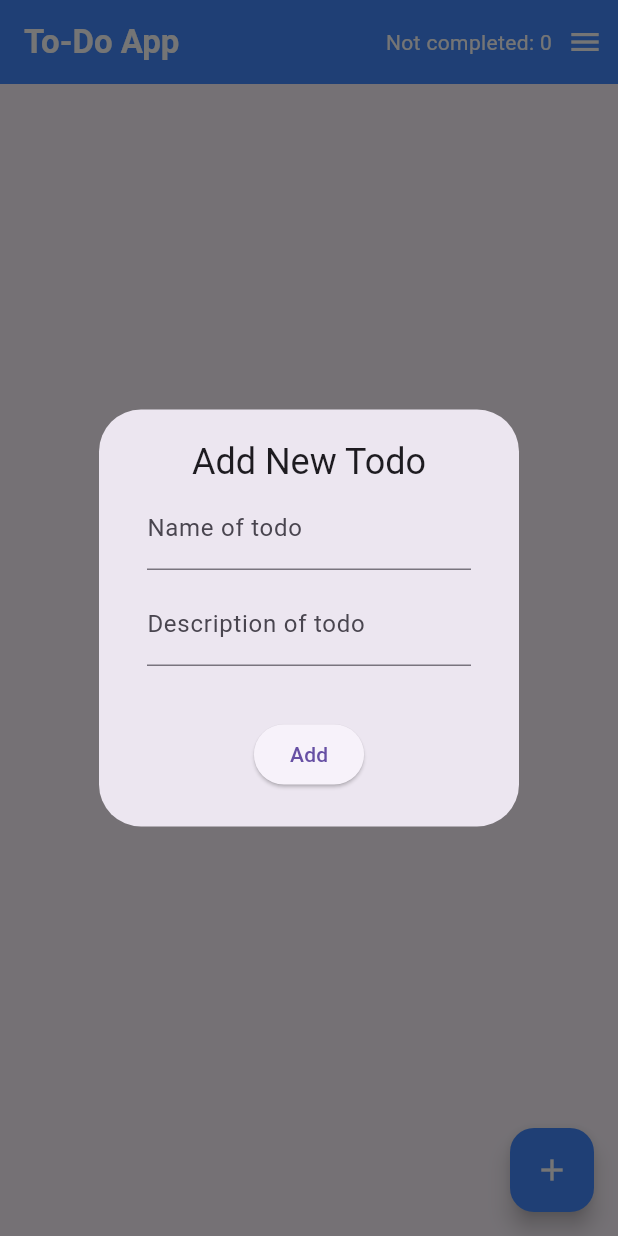
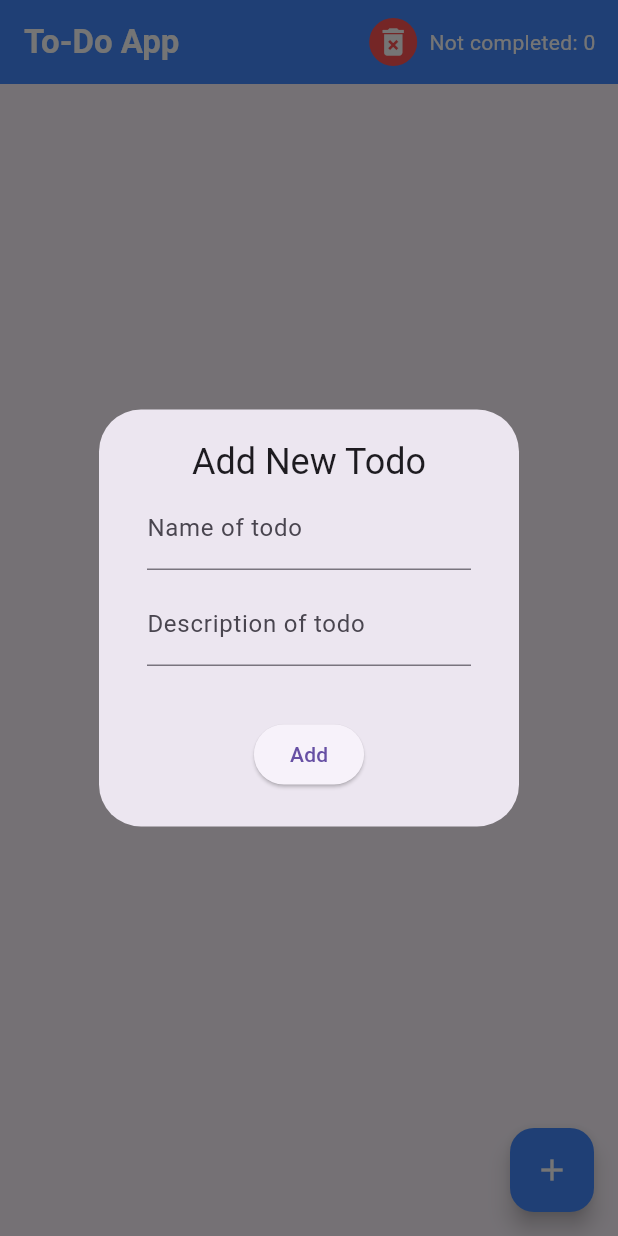
Before and after one commit to elishamutang/todo_app, a Flutter app: the screen it shows after launch, after a tap on the "add" icon, on a phone screen of 412 x 824 dp. Run offline on Flutter 3.47's test engine with Material 3 defaults, Android fonts, the phone set to English and light mode, and no system bars; our stand-ins replace firebase_core, firebase_database, get, hive, hive_flutter, sqflite; accounts and stored records are empty; generated files the repository leaves out were written again.

Commit message:
update: Added button to remove all todos at once.

```diff
--- a/lib/main.dart
+++ b/lib/main.dart
@@ -57,6 +57,17 @@ class _ToDoHomePageState extends State<ToDoHomePage> {
       appBar: AppBar(
         actionsIconTheme: IconThemeData(color: Colors.white),
         actions: [
+          IconButton(
+            padding: EdgeInsets.all(4),
+            constraints: BoxConstraints(),
+            style: ButtonStyle(
+              backgroundColor: WidgetStatePropertyAll(Colors.redAccent),
+            ),
+            onPressed: () {
+              Provider.of<TodoList>(context, listen: false).removeAll();
+            },
+            icon: Icon(Icons.delete_forever, color: Colors.white),
+          ),
           // Consumer widget listens for UI updates, in this case the change in number of incomplete todos.
           Consumer<TodoList>(
             builder: (context, model, child) {
@@ -66,9 +77,7 @@ class _ToDoHomePageState extends State<ToDoHomePage> {
               );
             },
           ),
-          SizedBox(width: 10),
-          Icon(Icons.menu),
-          SizedBox(width: 10),
+          SizedBox(width: 15),
         ],
         backgroundColor: Colors.blueAccent,
         title: Text(
```
